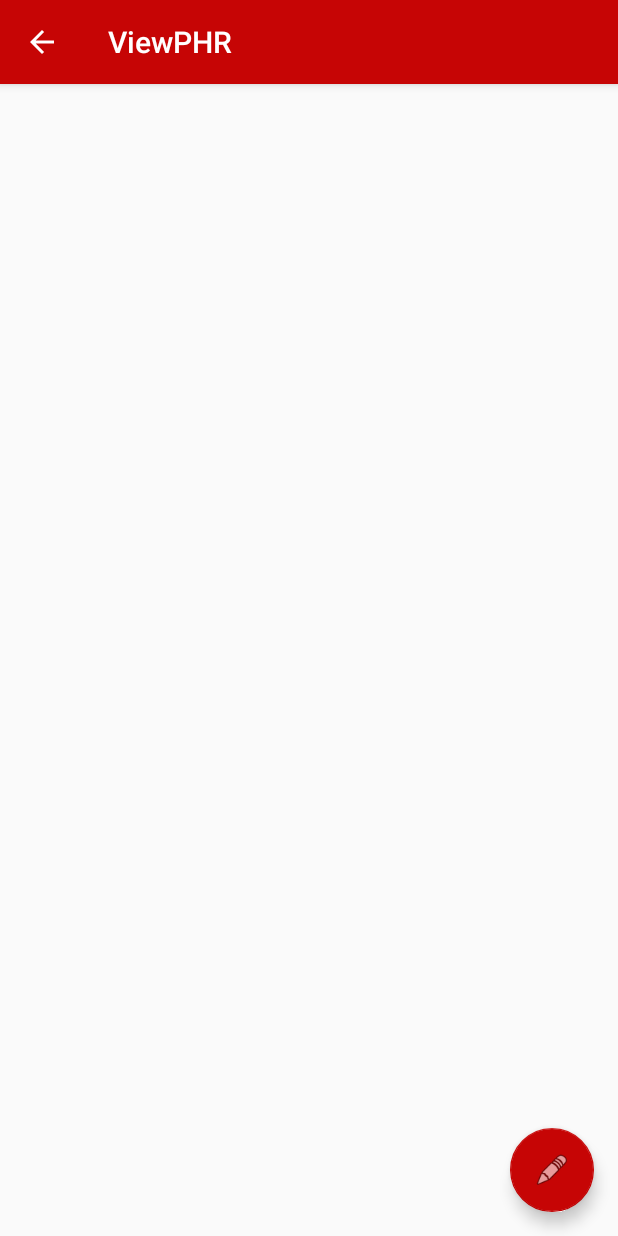
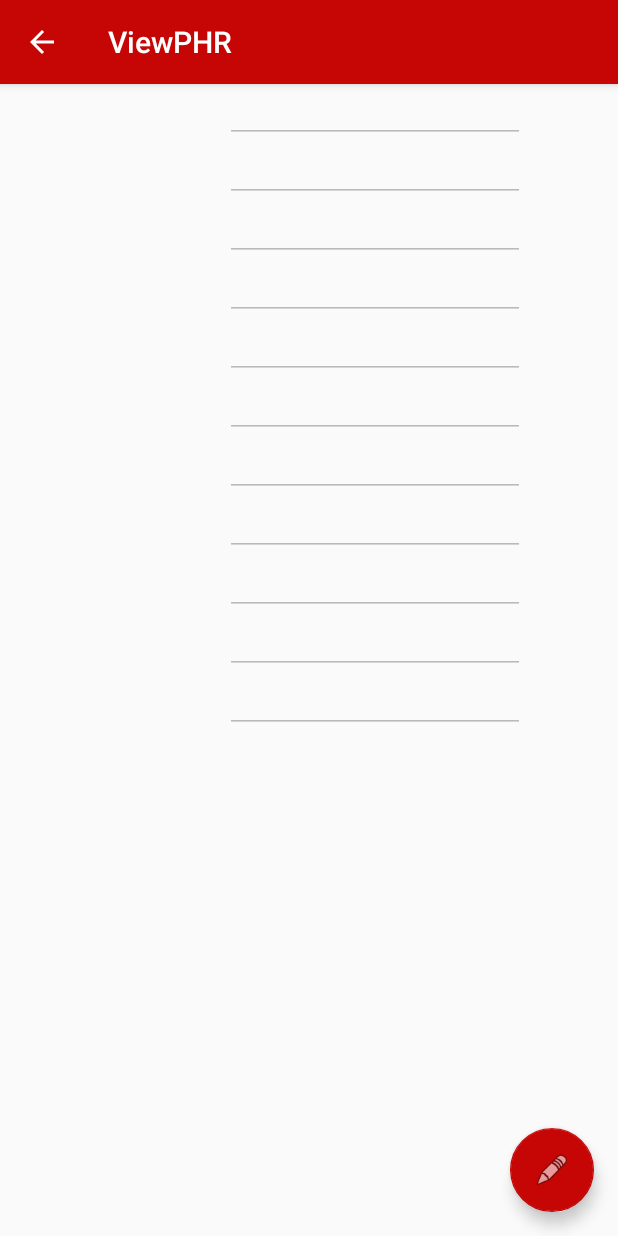
Before and after one commit to prernanain27/HealthAssistant, an Android app: the ViewPHR screen opened directly, with no data from a screen before it, on a phone screen of 412 x 824 dp. Run offline under Robolectric (Android 15) with nearby library versions, the phone set to English and light mode, and no system bars; 1 statement that could not run was skipped.

Commit message:
Edited View PHR Layout.

```diff
--- a/app/src/main/java/example/healthassistant/Activities/ViewPHR.java
+++ b/app/src/main/java/example/healthassistant/Activities/ViewPHR.java
@@ -10,6 +10,7 @@ import android.support.v7.app.AppCompatActivity;
 import android.support.v7.widget.Toolbar;
 import android.util.Log;
 import android.view.View;
+import android.widget.EditText;
 import android.widget.TextView;
 import android.widget.Toast;
 
@@ -51,8 +52,33 @@ public class ViewPHR extends AppCompatActivity {
         setContentView(R.layout.activity_view_phr);
         Toolbar toolbar = (Toolbar) findViewById(R.id.toolbar);
         setSupportActionBar(toolbar);
-        TextView viewPHRHead_textView = (TextView) findViewById(R.id.viewPhrHeading);
-        TextView viewPHRData_textView = (TextView) findViewById(R.id.viewPhrData);
+        //TextView viewPHRHead_textView = (TextView) findViewById(R.id.viewPhrHeading);
+        //TextView viewPHRData_textView = (TextView) findViewById(R.id.viewPhrData);
+
+        EditText viewPHRName_editText = (EditText) findViewById(R.id.viewPhrName);
+        EditText viewPHRAddress_editText = (EditText) findViewById(R.id.viewPhrAddress);
+        EditText viewPHRDOB_editText = (EditText) findViewById(R.id.viewPhrDOB);
+        EditText viewPHRSex_editText = (EditText) findViewById(R.id.viewPhrSex);
+        EditText viewPHRGym_editText = (EditText) findViewById(R.id.viewPhrGym);
+        EditText viewPHRBreakfast_editText = (EditText) findViewById(R.id.viewPhrBreakfast);
+        EditText viewPHRLunch_editText = (EditText) findViewById(R.id.viewPhrLunch);
+        EditText viewPHRDinner_editText = (EditText) findViewById(R.id.viewPhrDinner);
+        EditText viewPHRPrimaryContact_editText = (EditText) findViewById(R.id.viewPhrPrimaryContact);
+        EditText viewPHREmergencyContact_editText = (EditText) findViewById(R.id.viewPhrEmergencyContact);
+        EditText viewPHRCaretakerContact_editText = (EditText) findViewById(R.id.viewPhrCaretakerContact);
+
+        TextView viewPHRName_Text = (TextView) findViewById(R.id.viewPhrName_tv);
+        TextView viewPHRAddress_Text = (TextView) findViewById(R.id.viewPhrAddress_tv);
+        TextView viewPHRDOB_Text = (TextView) findViewById(R.id.viewPhrDOB_tv);
+        TextView viewPHRSex_Text = (TextView) findViewById(R.id.viewPhrSex_tv);
+        TextView viewPHRGym_Text = (TextView) findViewById(R.id.viewPhrGym_tv);
+        TextView viewPHRBreakfast_Text = (TextView) findViewById(R.id.viewPhrBreakfast_tv);
+        TextView viewPHRLunch_Text = (TextView) findViewById(R.id.viewPhrLunch_tv);
+        TextView viewPHRDinner_Text = (TextView) findViewById(R.id.viewPhrDinner_tv);
+        TextView viewPHRPrimaryContact_Text = (TextView) findViewById(R.id.viewPhrPrimaryContact_tv);
+        TextView viewPHREmergencyContact_Text = (TextView) findViewById(R.id.viewPhrEmergencyContact_tv);
+        TextView viewPHRCaretakerContact_Text = (TextView) findViewById(R.id.viewPhrCaretakerContact_tv);
+
         Cursor cursor = getAllRows();
         int indexName = cursor.getColumnIndex(DbContract.DbEntryPHR.COLUMN_NAME);
         Log.d("ViewPHR: "," "+ cursor.getString(indexName));
@@ -70,7 +96,7 @@ public class ViewPHR extends AppCompatActivity {
         int indexCareTakerContact = cursor.getColumnIndex(DbContract.DbEntryPHR.COLUMN_CARETAKER_CONTACT);
         if(cursor.getCount() != 0) {
             Log.d("View AddPHRActivity: " , "Record Exists");
-            viewPHRHead_textView.setText("Name:" + "\n \n" + "Address:" + "\n \n" +
+            /*viewPHRHead_textView.setText("Name:" + "\n \n" + "Address:" + "\n \n" +
                     "DOB:" + "\n \n" + "Sex:" + "\n \n" + "Gym Time:" + "\n \n" + "Breakfast Time:" + "\n \n" + "Lunch Time:" +
                     "\n \n" + "Dinner Time:" + "\n \n" + "Primary Contact:" + "\n \n" + "Emergency Contact:" + "\n \n" + "CareTaker Contact:");
             viewPHRData_textView.setText(cursor.getString(indexName) + "\n \n" + cursor.getString(indexAddress) + "\n \n" +
@@ -78,7 +104,32 @@ public class ViewPHR extends AppCompatActivity {
                     "\n \n" + cursor.getString(indexBreakfastTime)
                     + "\n \n" + cursor.getString(indexLunchTime) + "\n \n" + cursor.getString(indexDinnerTime) +
                     "\n \n" + cursor.getString(indexPrimaryContact) + "\n \n" + cursor.getString(indexEmergencyContact) + "\n \n"
-                    + cursor.getString(indexCareTakerContact));
+                    + cursor.getString(indexCareTakerContact));*/
+            viewPHRName_editText.setText(cursor.getString(indexName));
+            viewPHRAddress_editText.setText(cursor.getString(indexAddress));
+            viewPHRDOB_editText.setText(cursor.getString(indexDOB));
+            viewPHRSex_editText.setText(cursor.getString(indexSex));
+            viewPHRGym_editText.setText(cursor.getString(indexGymTime));
+            viewPHRBreakfast_editText.setText(cursor.getString(indexBreakfastTime));
+            viewPHRLunch_editText.setText(cursor.getString(indexLunchTime));
+            viewPHRDinner_editText.setText(cursor.getString(indexDinnerTime));
+            viewPHRPrimaryContact_editText.setText(cursor.getString(indexPrimaryContact));
+            viewPHREmergencyContact_editText.setText(cursor.getString(indexEmergencyContact));
+            viewPHRCaretakerContact_editText.setText(cursor.getString(indexCareTakerContact));
+
+            viewPHRName_Text.setText("Name");
+            viewPHRAddress_Text.setText("Address");
+            viewPHRDOB_Text.setText("DOB");
+            viewPHRSex_Text.setText("Sex");
+            viewPHRGym_Text.setText("Gym Time");
+            viewPHRBreakfast_Text.setText("Breakfast Time");
+            viewPHRLunch_Text.setText("Lunch Time");
+            viewPHRDinner_Text.setText("Dinner Time");
+            viewPHRPrimaryContact_Text.setText("Primary Contact");
+            viewPHREmergencyContact_Text.setText("Emergency Contact");
+            viewPHRCaretakerContact_Text.setText("Caretaker Contact");
+
+
         }
         else {
             Log.d("View AddPHRActivity: " , "No Record Exists");
--- a/app/src/main/res/layout/content_view_phr.xml
+++ b/app/src/main/res/layout/content_view_phr.xml
@@ -8,22 +8,171 @@
     app:layout_behavior="@string/appbar_scrolling_view_behavior"
     tools:context="example.healthassistant.Activities.ViewPHR"
     tools:showIn="@layout/activity_view_phr">
+    <LinearLayout
+        android:layout_width="wrap_content"
+        android:layout_height="wrap_content"
+        android:orientation="vertical">
 
-<TextView
-    android:layout_width="wrap_content"
-    android:paddingLeft="@dimen/activity_horizontal_margin"
-    android:paddingTop="@dimen/activity_vertical_margin"
-    android:layout_height="match_parent"
-    android:id="@+id/viewPhrHeading"
-    android:textColor="@color/cardview_dark_background"
-    android:textSize="16sp"
-    android:textAllCaps="true"
-    />
-    <TextView
+        <TextView
+            android:layout_width="150dp"
+            android:layout_height="40dp"
+            android:id="@+id/viewPhrName_tv"
+            android:textColor="@color/cardview_dark_background"
+            android:textSize="16sp"
+            android:enabled="false"/>
+        <TextView
+            android:layout_width="150dp"
+            android:layout_height="40dp"
+            android:id="@+id/viewPhrAddress_tv"
+            android:textColor="@color/cardview_dark_background"
+            android:textSize="16sp"
+            android:enabled="false"/>
+        <TextView
+            android:layout_width="150dp"
+            android:layout_height="40dp"
+            android:id="@+id/viewPhrDOB_tv"
+            android:textColor="@color/cardview_dark_background"
+            android:textSize="16sp"
+            android:enabled="false"/>
+        <TextView
+            android:layout_width="150dp"
+            android:layout_height="40dp"
+            android:id="@+id/viewPhrSex_tv"
+            android:textColor="@color/cardview_dark_background"
+            android:textSize="16sp"
+            android:enabled="false"/>
+        <TextView
+            android:layout_width="150dp"
+            android:layout_height="40dp"
+            android:id="@+id/viewPhrGym_tv"
+            android:textColor="@color/cardview_dark_background"
+            android:textSize="16sp"
+            android:enabled="false"/>
+        <TextView
+            android:layout_width="150dp"
+            android:layout_height="40dp"
+            android:id="@+id/viewPhrBreakfast_tv"
+            android:textColor="@color/cardview_dark_background"
+            android:textSize="16sp"
+            android:enabled="false"/>
+        <TextView
+            android:layout_width="150dp"
+            android:layout_height="40dp"
+            android:id="@+id/viewPhrLunch_tv"
+            android:textColor="@color/cardview_dark_background"
+            android:textSize="16sp"
+            android:enabled="false"/>
+        <TextView
+            android:layout_width="150dp"
+            android:layout_height="40dp"
+            android:id="@+id/viewPhrDinner_tv"
+            android:textColor="@color/cardview_dark_background"
+            android:textSize="16sp"
+            android:enabled="false"/>
+        <TextView
+            android:layout_width="150dp"
+            android:layout_height="40dp"
+            android:id="@+id/viewPhrPrimaryContact_tv"
+            android:textColor="@color/cardview_dark_background"
+            android:textSize="16sp"
+            android:enabled="false"/>
+        <TextView
+            android:layout_width="150dp"
+            android:layout_height="40dp"
+            android:id="@+id/viewPhrEmergencyContact_tv"
+            android:textColor="@color/cardview_dark_background"
+            android:textSize="16sp"
+            android:enabled="false"/>
+        <TextView
+            android:layout_width="150dp"
+            android:layout_height="40dp"
+            android:id="@+id/viewPhrCaretakerContact_tv"
+            android:textColor="@color/cardview_dark_background"
+            android:textSize="16sp"
+            android:enabled="false"/>
+    </LinearLayout>
+
+    <LinearLayout
         android:layout_width="wrap_content"
-        android:layout_height="match_parent"
-        android:paddingTop="@dimen/activity_vertical_margin"
-        android:id="@+id/viewPhrData"
-        android:textColor="@color/cardview_dark_background"
-        android:textSize="16sp"/>
+        android:layout_height="wrap_content"
+        android:orientation="vertical">
+        <EditText
+            android:layout_width="200dp"
+            android:layout_height="39dp"
+            android:id="@+id/viewPhrName"
+            android:textColor="@color/cardview_dark_background"
+            android:textSize="16sp"
+            android:enabled="false"/>
+        <EditText
+            android:layout_width="200dp"
+            android:layout_height="39dp"
+            android:id="@+id/viewPhrAddress"
+            android:textColor="@color/cardview_dark_background"
+            android:textSize="16sp"
+            android:enabled="false"/>
+        <EditText
+            android:layout_width="200dp"
+            android:layout_height="39dp"
+            android:id="@+id/viewPhrDOB"
+            android:textColor="@color/cardview_dark_background"
+            android:textSize="16sp"
+            android:enabled="false"/>
+        <EditText
+            android:layout_width="200dp"
+            android:layout_height="39dp"
+            android:id="@+id/viewPhrSex"
+            android:textColor="@color/cardview_dark_background"
+            android:textSize="16sp"
+            android:enabled="false"/>
+        <EditText
+            android:layout_width="200dp"
+            android:layout_height="39dp"
+            android:id="@+id/viewPhrGym"
+            android:textColor="@color/cardview_dark_background"
+            android:textSize="16sp"
+            android:enabled="false"/>
+        <EditText
+            android:layout_width="200dp"
+            android:layout_height="39dp"
+            android:id="@+id/viewPhrBreakfast"
+            android:textColor="@color/cardview_dark_background"
+            android:textSize="16sp"
+            android:enabled="false"/>
+        <EditText
+            android:layout_width="200dp"
+            android:layout_height="39dp"
+            android:id="@+id/viewPhrLunch"
+            android:textColor="@color/cardview_dark_background"
+            android:textSize="16sp"
+            android:enabled="false"/>
+        <EditText
+            android:layout_width="200dp"
+            android:layout_height="39dp"
+            android:id="@+id/viewPhrDinner"
+            android:textColor="@color/cardview_dark_background"
+            android:textSize="16sp"
+            android:enabled="false"/>
+        <EditText
+            android:layout_width="200dp"
+            android:layout_height="39dp"
+            android:id="@+id/viewPhrPrimaryContact"
+            android:textColor="@color/cardview_dark_background"
+            android:textSize="16sp"
+            android:enabled="false"/>
+        <EditText
+            android:layout_width="200dp"
+            android:layout_height="39dp"
+            android:id="@+id/viewPhrEmergencyContact"
+            android:textColor="@color/cardview_dark_background"
+            android:textSize="16sp"
+            android:enabled="false"/>
+        <EditText
+            android:layout_width="200dp"
+            android:layout_height="39dp"
+            android:id="@+id/viewPhrCaretakerContact"
+            android:textColor="@color/cardview_dark_background"
+            android:textSize="16sp"
+            android:enabled="false"/>
+    </LinearLayout>
+
 </LinearLayout>
```
Also changed, not shown: app/src/main/java/example/healthassistant/Activities/LoginActivity.java (+1 -6 lines).
